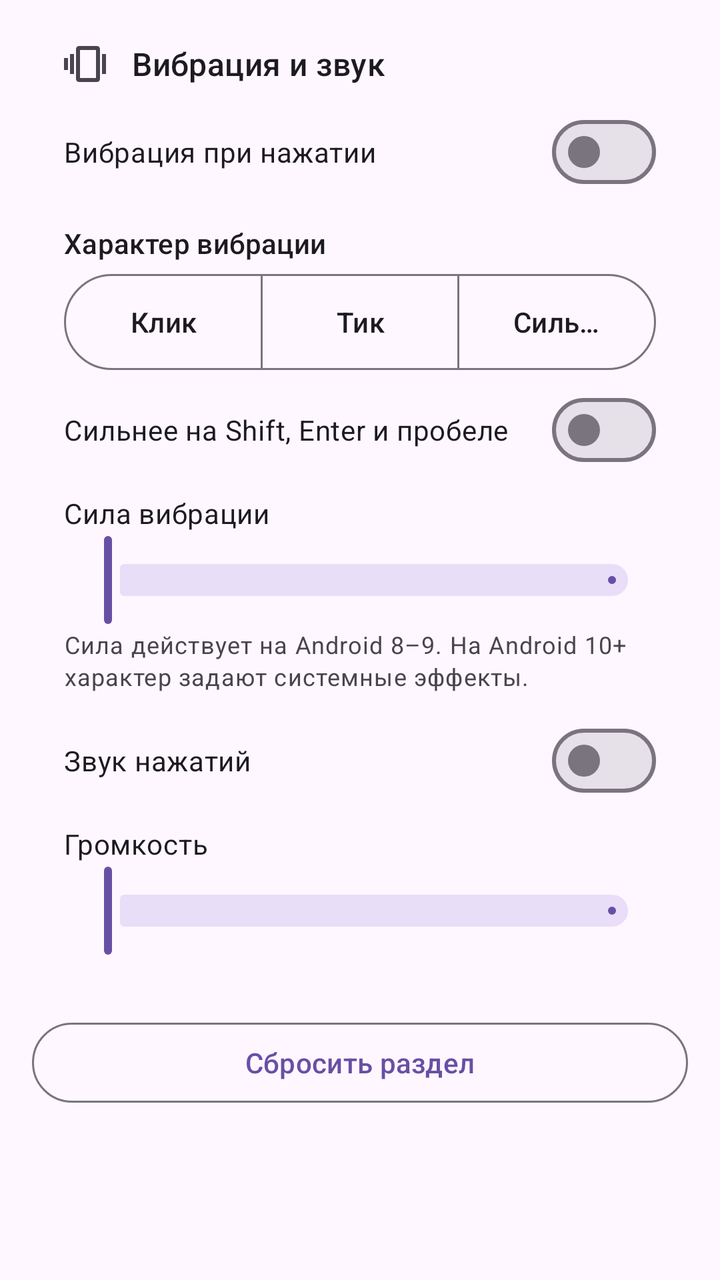
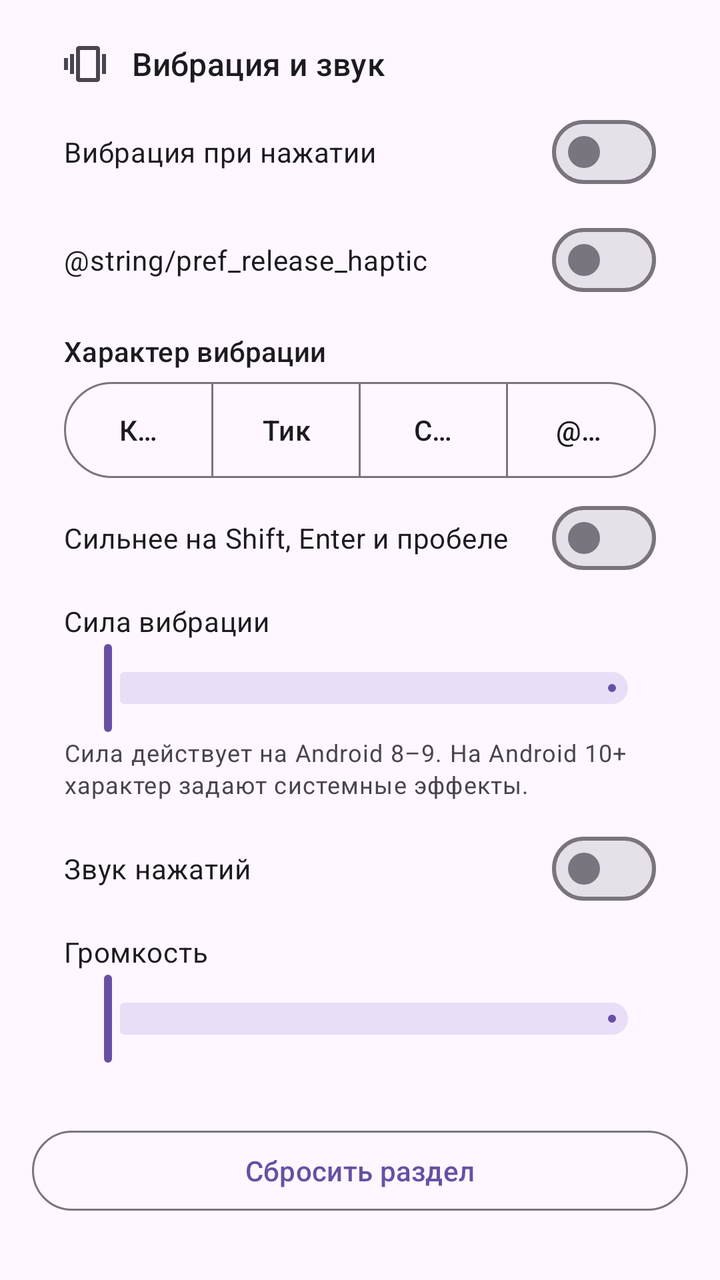

The first picture is an Android layout as it rendered before a commit; the second is the same layout after the commit. The layout source and the unified diff follow.
<!-- AndroidManifest.xml: application theme Theme.Mogged -->
<!-- res/layout/section_feel.xml -->
<?xml version="1.0" encoding="utf-8"?>
<LinearLayout xmlns:android="http://schemas.android.com/apk/res/android"
    xmlns:app="http://schemas.android.com/apk/res-auto"
    android:layout_width="match_parent"
    android:layout_height="wrap_content"
    android:orientation="vertical"
    android:paddingStart="16dp"
    android:paddingEnd="16dp"
    android:paddingBottom="24dp">

    <com.google.android.material.card.MaterialCardView
        android:layout_width="match_parent"
        android:layout_height="wrap_content"
        android:layout_marginTop="4dp"
        app:cardCornerRadius="24dp"
        app:cardElevation="0dp"
        app:strokeWidth="0dp">

        <LinearLayout
            android:layout_width="match_parent"
            android:layout_height="wrap_content"
            android:orientation="vertical"
            android:padding="16dp">

            <LinearLayout
                android:layout_width="match_parent"
                android:layout_height="wrap_content"
                android:gravity="center_vertical"
                android:orientation="horizontal">

                <ImageView
                    android:layout_width="24dp"
                    android:layout_height="24dp"
                    android:contentDescription="@null"
                    android:src="@drawable/ic_nav_feel"
                    app:tint="?attr/colorOnSurfaceVariant" />

                <TextView
                    android:layout_width="wrap_content"
                    android:layout_height="wrap_content"
                    android:layout_marginStart="10dp"
                    android:text="@string/feel_title"
                    android:textAppearance="?attr/textAppearanceTitleMedium" />
            </LinearLayout>

            <com.google.android.material.materialswitch.MaterialSwitch
                android:id="@+id/swVibrate"
                android:layout_width="match_parent"
                android:layout_height="wrap_content"
                android:layout_marginTop="8dp"
                android:minHeight="48dp"
                android:text="@string/pref_vibrate" />

            <TextView
                android:layout_width="wrap_content"
                android:layout_height="wrap_content"
                android:layout_marginTop="12dp"
                android:text="@string/haptic_title"
                android:textAppearance="?attr/textAppearanceTitleSmall" />

            <com.google.android.material.button.MaterialButtonToggleGroup
                android:id="@+id/hapticGroup"
                android:layout_width="match_parent"
                android:layout_height="wrap_content"
                android:layout_marginTop="6dp"
                app:selectionRequired="true"
                app:singleSelection="true">

                <com.google.android.material.button.MaterialButton
                    android:id="@+id/hapticClick"
                    style="?attr/materialButtonOutlinedStyle"
                    android:layout_width="0dp"
                    android:layout_height="wrap_content"
                    android:layout_weight="1"
                    android:insetTop="0dp"
                    android:insetBottom="0dp"
                    android:minHeight="48dp"
                    android:text="@string/haptic_click" />

                <com.google.android.material.button.MaterialButton
                    android:id="@+id/hapticTick"
                    style="?attr/materialButtonOutlinedStyle"
                    android:layout_width="0dp"
                    android:layout_height="wrap_content"
                    android:layout_weight="1"
                    android:insetTop="0dp"
                    android:insetBottom="0dp"
                    android:minHeight="48dp"
                    android:text="@string/haptic_tick" />

                <com.google.android.material.button.MaterialButton
                    android:id="@+id/hapticStrong"
                    style="?attr/materialButtonOutlinedStyle"
                    android:layout_width="0dp"
                    android:layout_height="wrap_content"
                    android:layout_weight="1"
                    android:insetTop="0dp"
                    android:insetBottom="0dp"
                    android:minHeight="48dp"
                    android:text="@string/haptic_strong" />
            </com.google.android.material.button.MaterialButtonToggleGroup>

            <com.google.android.material.materialswitch.MaterialSwitch
                android:id="@+id/swHapticStrong"
                android:layout_width="match_parent"
                android:layout_height="wrap_content"
                android:layout_marginTop="6dp"
                android:minHeight="48dp"
                android:text="@string/pref_haptic_strong" />

            <LinearLayout
                android:id="@+id/vibrationRow"
                android:layout_width="match_parent"
                android:layout_height="wrap_content"
                android:layout_marginTop="8dp"
                android:gravity="center_vertical"
                android:orientation="horizontal">

                <TextView
                    android:layout_width="0dp"
                    android:layout_height="wrap_content"
                    android:layout_weight="1"
                    android:text="@string/vibration_label"
                    android:textAppearance="?attr/textAppearanceBodyMedium" />

                <TextView
                    android:id="@+id/vibrationValue"
                    android:layout_width="wrap_content"
                    android:layout_height="wrap_content"
                    android:textAppearance="?attr/textAppearanceBodyMedium"
                    android:textColor="?attr/colorOnSurfaceVariant" />
            </LinearLayout>

            <com.google.android.material.slider.Slider
                android:id="@+id/sldVibration"
                android:layout_width="match_parent"
                android:layout_height="wrap_content" />

            <TextView
                android:id="@+id/vibrationHint"
                android:layout_width="match_parent"
                android:layout_height="wrap_content"
                android:text="@string/vibration_legacy_hint"
                android:textAppearance="?attr/textAppearanceBodySmall"
                android:textColor="?attr/colorOnSurfaceVariant" />

            <com.google.android.material.materialswitch.MaterialSwitch
                android:id="@+id/swSound"
                android:layout_width="match_parent"
                android:layout_height="wrap_content"
                android:layout_marginTop="10dp"
                android:minHeight="48dp"
                android:text="@string/pref_sound" />

            <LinearLayout
                android:layout_width="match_parent"
                android:layout_height="wrap_content"
                android:layout_marginTop="8dp"
                android:gravity="center_vertical"
                android:orientation="horizontal">

                <TextView
                    android:layout_width="0dp"
                    android:layout_height="wrap_content"
                    android:layout_weight="1"
                    android:text="@string/volume_label"
                    android:textAppearance="?attr/textAppearanceBodyMedium" />

                <TextView
                    android:id="@+id/volumeValue"
                    android:layout_width="wrap_content"
                    android:layout_height="wrap_content"
                    android:textAppearance="?attr/textAppearanceBodyMedium"
                    android:textColor="?attr/colorOnSurfaceVariant" />
            </LinearLayout>

            <com.google.android.material.slider.Slider
                android:id="@+id/sldVolume"
                android:layout_width="match_parent"
                android:layout_height="wrap_content" />
        </LinearLayout>
    </com.google.android.material.card.MaterialCardView>

    <Button
        android:id="@+id/btnResetFeel"
        style="?attr/materialButtonOutlinedStyle"
        android:layout_width="match_parent"
        android:layout_height="wrap_content"
        android:layout_marginTop="12dp"
        android:minHeight="48dp"
        android:text="@string/reset_section" />
</LinearLayout>
<!-- resources referenced by this layout -->
<resources>
  <!-- drawable ic_nav_feel (drawable) -->
  <?xml version="1.0" encoding="utf-8"?>
  <vector xmlns:android="http://schemas.android.com/apk/res/android"
      android:width="24dp"
      android:height="24dp"
      android:viewportWidth="24"
      android:viewportHeight="24">
      <path
          android:fillColor="#FFFFFFFF"
          android:pathData="M0,15h2V9H0v6zM3,17h2V7H3v10zM19,7v10h2V7h-2zM16,17h2V7h-2v10zM16.5,3h-9C6.67,3 6,3.67 6,4.5v15c0,0.83 0.67,1.5 1.5,1.5h9c0.83,0 1.5,-0.67 1.5,-1.5v-15C18,3.67 17.33,3 16.5,3zM16,19H8V5h8v14z" />
  </vector>
  <string name="feel_title">Вибрация и звук</string>
  <string name="haptic_click">Клик</string>
  <string name="haptic_strong">Сильный</string>
  <string name="haptic_tick">Тик</string>
  <string name="haptic_title">Характер вибрации</string>
  <string name="pref_haptic_strong">Сильнее на Shift, Enter и пробеле</string>
  <string name="pref_sound">Звук нажатий</string>
  <string name="pref_vibrate">Вибрация при нажатии</string>
  <string name="reset_section">Сбросить раздел</string>
  <string name="vibration_label">Сила вибрации</string>
  <string name="vibration_legacy_hint">Сила действует на Android 8–9. На Android 10+ характер задают системные эффекты.</string>
  <string name="volume_label">Громкость</string>
  <style name="Theme.Mogged" parent="Theme.Material3.DayNight.NoActionBar">
          <item name="android:statusBarColor">@android:color/transparent</item>
          <item name="android:navigationBarColor">@android:color/transparent</item>
      </style>
</resources>

<!-- the commit's change to res/layout/section_feel.xml (unified diff, before → after) -->
@@ -51,6 +51,14 @@
                 android:minHeight="48dp"
                 android:text="@string/pref_vibrate" />
 
+            <com.google.android.material.materialswitch.MaterialSwitch
+                android:id="@+id/swReleaseHaptic"
+                android:layout_width="match_parent"
+                android:layout_height="wrap_content"
+                android:layout_marginTop="6dp"
+                android:minHeight="48dp"
+                android:text="@string/pref_release_haptic" />
+
             <TextView
                 android:layout_width="wrap_content"
                 android:layout_height="wrap_content"
@@ -98,6 +106,17 @@
                     android:insetBottom="0dp"
                     android:minHeight="48dp"
                     android:text="@string/haptic_strong" />
+
+                <com.google.android.material.button.MaterialButton
+                    android:id="@+id/hapticCustom"
+                    style="?attr/materialButtonOutlinedStyle"
+                    android:layout_width="0dp"
+                    android:layout_height="wrap_content"
+                    android:layout_weight="1"
+                    android:insetTop="0dp"
+                    android:insetBottom="0dp"
+                    android:minHeight="48dp"
+                    android:text="@string/haptic_custom" />
             </com.google.android.material.button.MaterialButtonToggleGroup>
 
             <com.google.android.material.materialswitch.MaterialSwitch
@@ -107,6 +126,36 @@
                 android:layout_marginTop="6dp"
                 android:minHeight="48dp"
                 android:text="@string/pref_haptic_strong" />
+
+            <LinearLayout
+                android:id="@+id/hapticDurationRow"
+                android:layout_width="match_parent"
+                android:layout_height="wrap_content"
+                android:layout_marginTop="8dp"
+                android:gravity="center_vertical"
+                android:orientation="horizontal"
+                android:visibility="gone">
+
+                <TextView
+                    android:layout_width="0dp"
+                    android:layout_height="wrap_content"
+                    android:layout_weight="1"
+                    android:text="@string/haptic_duration_label"
+                    android:textAppearance="?attr/textAppearanceBodyMedium" />
+
+                <TextView
+                    android:id="@+id/hapticDurationValue"
+                    android:layout_width="wrap_content"
+                    android:layout_height="wrap_content"
+                    android:textAppearance="?attr/textAppearanceBodyMedium"
+                    android:textColor="?attr/colorOnSurfaceVariant" />
+            </LinearLayout>
+
+            <com.google.android.material.slider.Slider
+                android:id="@+id/sldHapticDuration"
+                android:layout_width="match_parent"
+                android:layout_height="wrap_content"
+                android:visibility="gone" />
 
             <LinearLayout
                 android:id="@+id/vibrationRow"
